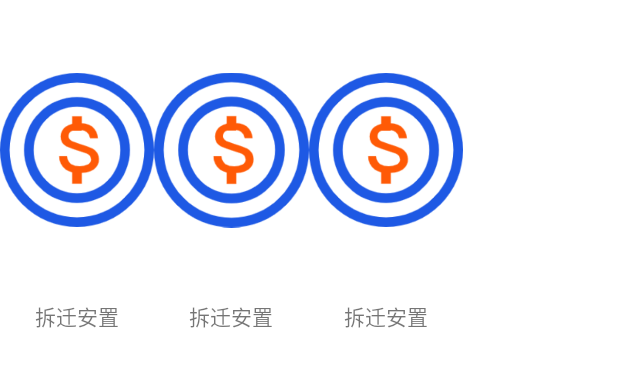
After one commit to FaceWallHan/SmartCities, an Android app: the layout law_specialty_fragment.xml on its own in the app's theme, with its tools: preview values and no code run, on a phone screen of 412 x 824 dp. The commit adds this screen. Shown: the top 367 px of the screen. Run offline under Robolectric (Android 15) with nearby library versions, the phone set to English and light mode, and no system bars.

Commit message:
完成部分“法律专长”功能

```diff
--- /dev/null
+++ b/app/src/main/res/layout/law_specialty_fragment.xml
@@ -0,0 +1,14 @@
+<?xml version="1.0" encoding="utf-8"?>
+<androidx.constraintlayout.widget.ConstraintLayout xmlns:android="http://schemas.android.com/apk/res/android"
+    android:layout_width="match_parent"
+    android:layout_height="match_parent"
+    xmlns:app="http://schemas.android.com/apk/res-auto"
+    xmlns:tools="http://schemas.android.com/tools">
+    <androidx.recyclerview.widget.RecyclerView
+        tools:listitem="@layout/law_specialty_item"
+        android:id="@+id/law_specialty_list"
+        app:spanCount="4"
+        app:layoutManager="androidx.recyclerview.widget.GridLayoutManager"
+        android:layout_width="match_parent"
+        android:layout_height="match_parent"/>
+</androidx.constraintlayout.widget.ConstraintLayout>
--- /dev/null
+++ b/app/src/main/res/layout/law_specialty_item.xml
@@ -0,0 +1,19 @@
+<?xml version="1.0" encoding="utf-8"?>
+<LinearLayout xmlns:android="http://schemas.android.com/apk/res/android"
+    android:layout_width="match_parent"
+    android:layout_height="wrap_content"
+    xmlns:tools="http://schemas.android.com/tools"
+    android:orientation="vertical">
+    <androidx.appcompat.widget.AppCompatImageView
+        android:id="@+id/specialty_item_iv"
+        tools:src="@drawable/default_law_specialty"
+        android:layout_width="match_parent"
+        android:layout_height="wrap_content"
+        android:contentDescription="@string/todo" />
+    <TextView
+        android:id="@+id/specialty_item_desc"
+        android:gravity="center"
+        tools:text="拆迁安置"
+        android:layout_width="match_parent"
+        android:layout_height="wrap_content"/>
+</LinearLayout>
```
Also changed, not shown: app/src/main/java/com/our/smart/bean/LawSpecialtyItem.java (added, +114 -0 lines), app/src/main/java/com/our/smart/bean/LawSpecialtyResponse.java (added, +36 -0 lines), app/src/main/java/com/our/smart/ui/MainActivity.java (+79 -22 lines), app/src/main/java/com/our/smart/ui/specialty/LawPagerAdapter.java (added, +31 -0 lines), app/src/main/java/com/our/smart/ui/specialty/LawSpecialtyAdapter.java (added, +70 -0 lines), app/src/main/java/com/our/smart/ui/specialty/LawSpecialtyFragment.java (added, +72 -0 lines), app/src/main/res/layout/activity_main.xml (+21 -0 lines), app/src/main/res/drawable/default_law_specialty.png (added).
